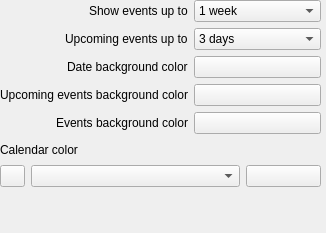
The window that calendar/src/agendaconfig.ui (KDE/akonadi-google-applets) describes before a commit, drawn with Qt 5.
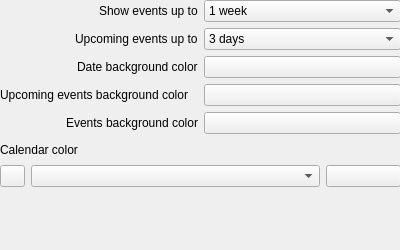
The same window after the commit. Custom widgets are drawn as their Qt base class.

Commit message: Unification size of configurations dialogs

Patch:
```diff
--- a/calendar/src/agendaconfig.ui
+++ b/calendar/src/agendaconfig.ui
@@ -6,14 +6,14 @@
    <rect>
     <x>0</x>
     <y>0</y>
-    <width>326</width>
-    <height>233</height>
+    <width>400</width>
+    <height>250</height>
    </rect>
   </property>
   <property name="minimumSize">
    <size>
-    <width>326</width>
-    <height>0</height>
+    <width>400</width>
+    <height>250</height>
    </size>
   </property>
   <widget class="QWidget" name="layoutWidget">
@@ -21,7 +21,7 @@
     <rect>
      <x>0</x>
      <y>0</y>
-     <width>321</width>
+     <width>401</width>
      <height>138</height>
     </rect>
    </property>
@@ -171,7 +171,7 @@
     <rect>
      <x>0</x>
      <y>140</y>
-     <width>321</width>
+     <width>401</width>
      <height>47</height>
     </rect>
    </property>
```
The commit also changes 5 other files.
